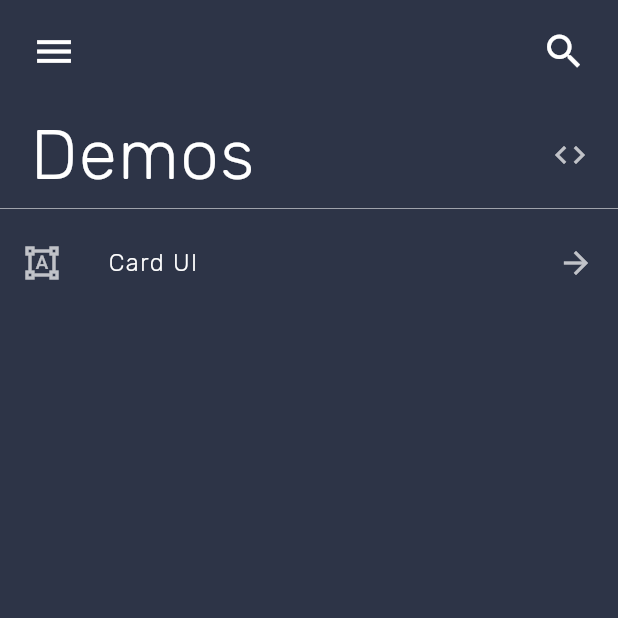
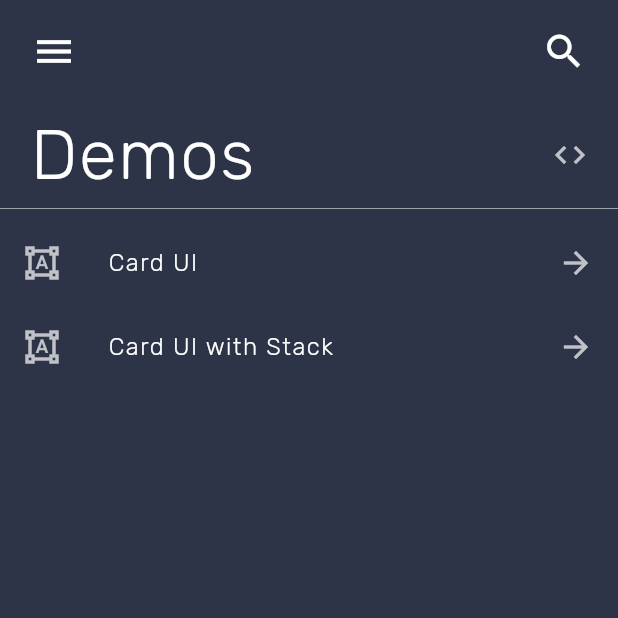
Before and after one commit to 72/Learning-Flutter, a Flutter app: the screen it shows after launch, on a phone screen of 412 x 824 dp, the top half of it. Run offline on Flutter 3.47's test engine with Material 2 defaults, Android fonts, the phone set to English and light mode, and no system bars.

Commit message:
Adding Card Stack demo

```diff
--- a/test_ui/lib/card_ui_page.dart
+++ b/test_ui/lib/card_ui_page.dart
@@ -17,7 +17,7 @@ class CustomCard extends StatelessWidget {
   @override
   Widget build(BuildContext context) {
     return Container(
-      padding: EdgeInsets.all(20.0),
+      margin: EdgeInsets.only(left: 20.0, right: 90.0),
       decoration: BoxDecoration(
         color: Colors.white,
         boxShadow: [BoxShadow (color: Colors.black26, blurRadius: 24.0)],
--- a/test_ui/lib/demo_list.dart
+++ b/test_ui/lib/demo_list.dart
@@ -1,14 +1,16 @@
 import 'package:flutter/material.dart';
 
 import './card_ui_page.dart';
+import './card_stack_page.dart';
 
-class DemoList extends StatelessWidget{
+class DemoList extends StatelessWidget {
   @override
-	Widget build(BuildContext context){
+  Widget build(BuildContext context) {
     return Expanded(
       child: ListView(
         children: <Widget>[
           FirstDemo(),
+          SecondDemo(),
         ],
       ),
     );
@@ -16,7 +18,6 @@ class DemoList extends StatelessWidget{
 }
 
 class FirstDemo extends StatelessWidget {
-
   @override
   Widget build(BuildContext context) {
     return Container(
@@ -31,16 +32,36 @@ class FirstDemo extends StatelessWidget {
             letterSpacing: 1.0,
           )),
       trailing: Icon(Icons.arrow_forward, color: Colors.white70),
-			onTap: () => Navigator.push(context, MaterialPageRoute<void>(
-				builder: (BuildContext context) {
+      onTap: () => Navigator.push(context,
+              MaterialPageRoute<void>(builder: (BuildContext context) {
             return CardUIPage();
-				}
-			)),
-			)
-		);
+          })),
+    ));
   }
 }
 
+class SecondDemo extends StatelessWidget {
+  @override
+  Widget build(BuildContext context) {
+    return Container(
+        child: ListTile(
+      leading: Icon(Icons.format_shapes, color: Colors.white70),
+      title: Text("Card UI with Stack",
+          style: TextStyle(
+            color: Colors.white,
+            fontSize: 16.0,
+            fontFamily: 'Rubik',
+            fontWeight: FontWeight.w300,
+            letterSpacing: 1.0,
+          )),
+      trailing: Icon(Icons.arrow_forward, color: Colors.white70),
+      onTap: () => Navigator.push(context,
+              MaterialPageRoute<void>(builder: (BuildContext context) {
+            return CardStackPage();
+          })),
+    ));
+  }
+}
 
 // Text("Info",
 // 				style: TextStyle(
--- a/test_ui/pubspec.yaml
+++ b/test_ui/pubspec.yaml
@@ -41,8 +41,8 @@ flutter:
   uses-material-design: true
 
   # To add assets to your application, add an assets section, like this:
-  # assets:
-  #  - images/a_dot_burr.jpeg
+  assets:
+    - assets/waterfall.jpg
   #  - images/a_dot_ham.jpeg
 
   # An image asset can refer to one or more resolution-specific "variants", see
```
Also changed, not shown: test_ui/lib/card_stack_page.dart (added, +74 -0 lines), test_ui/assets/waterfall.jpg (added). Lines whose indentation alone changed are shown as unchanged.
